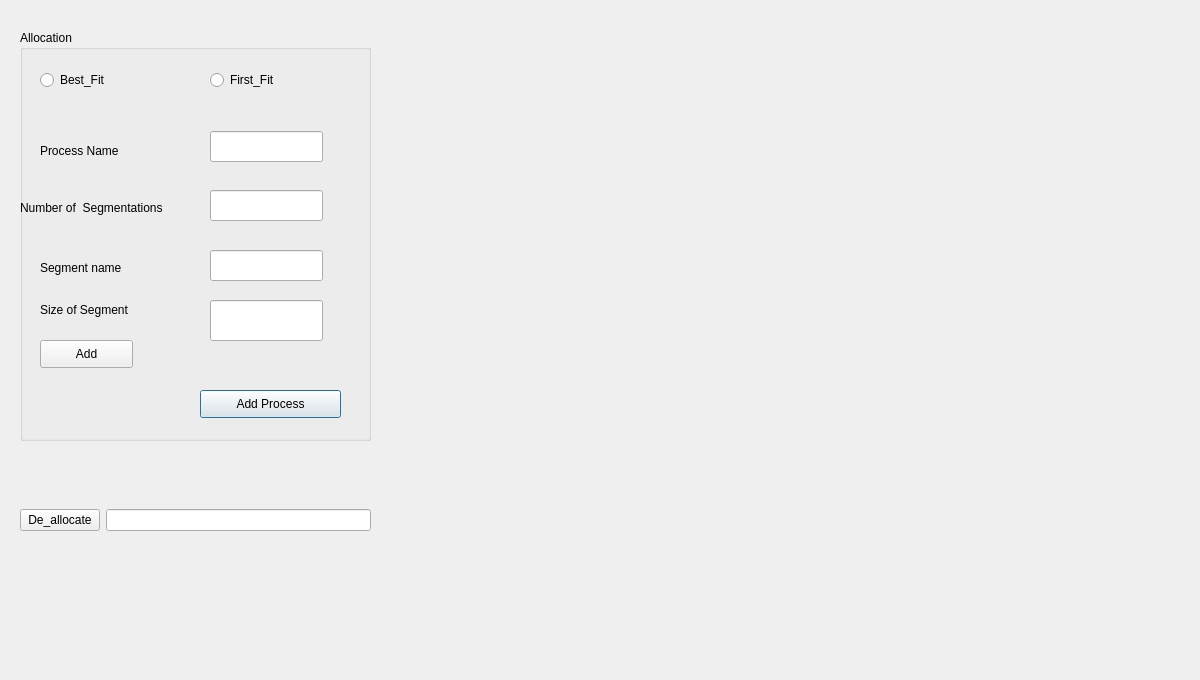
Qt form output.ui (DaliaAymanAmeen/Memory-Allocation-Project-using-Segmentation-) before a commit.
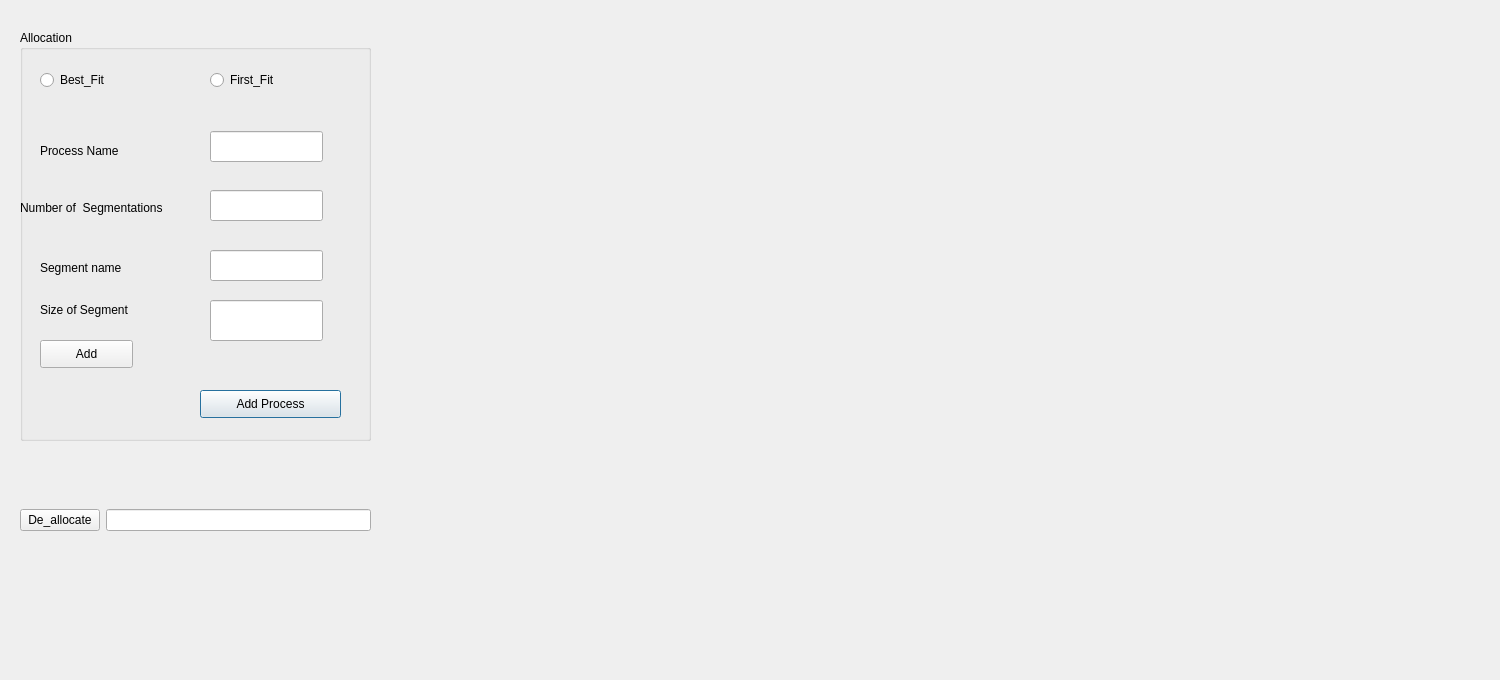
The same form after that commit.

The edit to the form file:
```diff
--- a/output.ui
+++ b/output.ui
@@ -6,7 +6,7 @@
    <rect>
     <x>0</x>
     <y>0</y>
-    <width>1200</width>
+    <width>1500</width>
     <height>680</height>
    </rect>
   </property>
@@ -170,7 +170,7 @@
     </property>
    </widget>
   </widget>
-  <widget class="QWidget" name="">
+  <widget class="QWidget" name="layoutWidget">
    <property name="geometry">
     <rect>
      <x>20</x>
```
